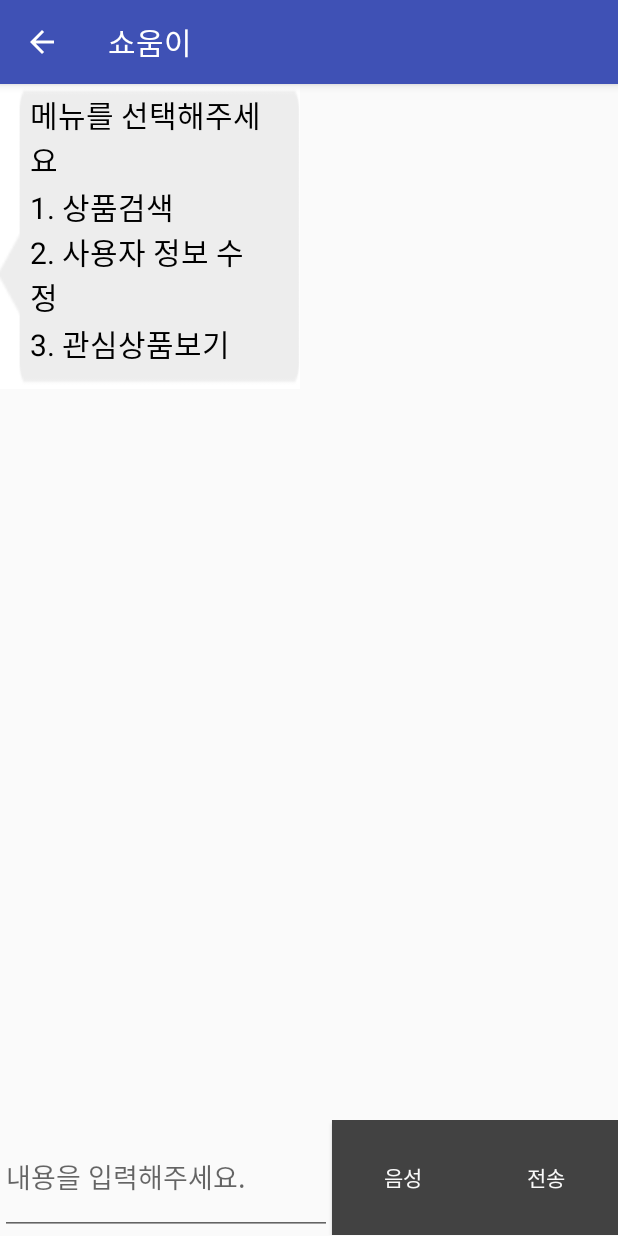
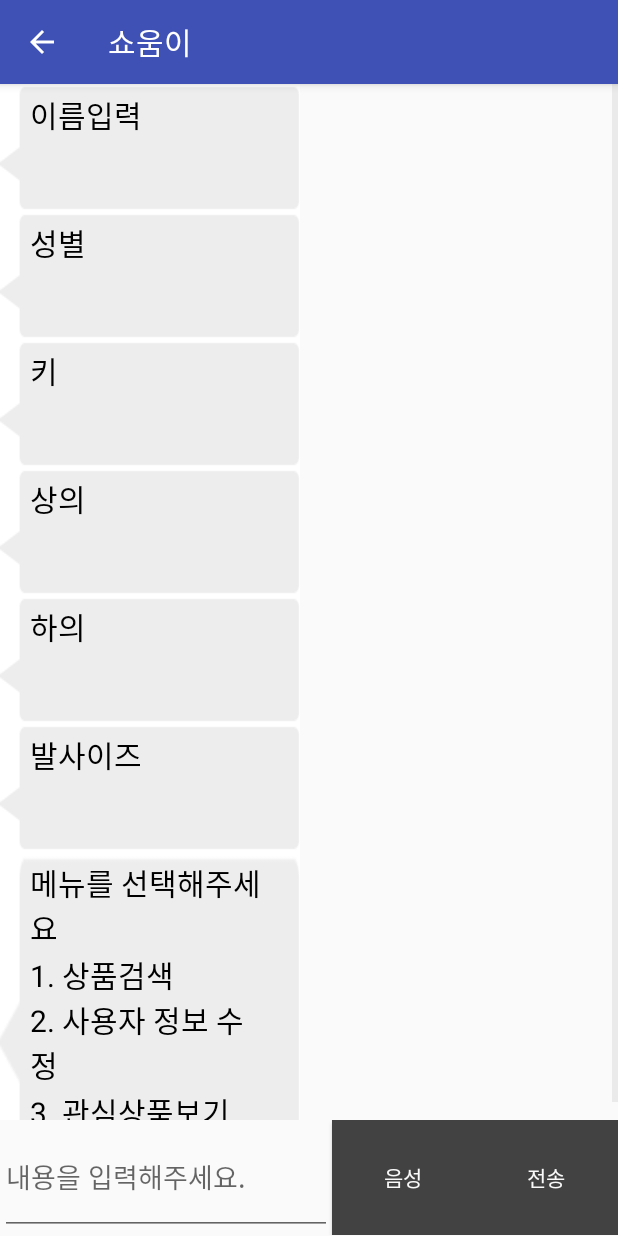
Before and after one commit to wltjs188/SHOWME, an Android app: the searchActivity screen opened directly, with no data from a screen before it, on a phone screen of 412 x 824 dp. Run offline under Robolectric (Android 15) with nearby library versions, the light colour scheme and no system bars; libraries missing offline, so code that uses them is left out: ai.api, ai.api.android, ai.api.model; 5 statements that could not run were skipped.

Commit message:
사용자 정보 입력되었는지 확인 //추가 더 필요함,,

```diff
--- a/app/src/main/java/com/example/ds/final_project/searchActivity.java
+++ b/app/src/main/java/com/example/ds/final_project/searchActivity.java
@@ -56,22 +56,10 @@ public class searchActivity extends AppCompatActivity implements AIListener{
     String TAG = "phptest";
 
     //상품검색
-
     AIService aiService;
-    String parameterString;
     String query;
     String action;
-    String answer;
     String speech;
-
-    //메인 인텐트에서 uuid가져오기
-
-    Intent mainIntent=getIntent();
-
-
-    //내정보
-    String key;
-    //String[] MyInfo=new String[6];
     Map<String,String> MyInfo = new HashMap<String,String>();
 
     AIRequest aiRequest;
@@ -91,6 +79,7 @@ public class searchActivity extends AppCompatActivity implements AIListener{
     private String top;
     private String bottom;
     private String foot;
+
     @Override
     protected void onCreate(Bundle savedInstanceState) {
         super.onCreate(savedInstanceState);
@@ -115,12 +104,50 @@ public class searchActivity extends AppCompatActivity implements AIListener{
         bottom = getPreferences("bottom");
         foot = getPreferences("foot");
 
-       // Log.d("받아온 사용자 정보",uuid+","+name+","+gender+","+height+","+top+","+bottom+","+foot);
-
         //set ListView adapter first
         adapter = new MessageAdapter(this, R.layout.item_chat_left, chatMessages);
         listView.setAdapter(adapter);
-        ChatMessage chatMessage = new ChatMessage("메뉴를 선택해주세요\n" +
+        ChatMessage chatMessage;
+
+        Log.d("받아온 사용자 정보",uuid+","+name+","+gender+","+height+","+top+","+bottom+","+foot);
+        if(name==""){
+           // Log.d("야","이름입력");
+            chatMessage = new ChatMessage("이름입력", true);
+            chatMessages.add(chatMessage);
+            adapter.notifyDataSetChanged();
+        }
+        if(gender==""){
+           // Log.d("야","성별");
+            chatMessage = new ChatMessage("성별", true);
+            chatMessages.add(chatMessage);
+            adapter.notifyDataSetChanged();
+        }
+        if(height==""){
+          //  Log.d("야","키");
+            chatMessage = new ChatMessage("키", true);
+            chatMessages.add(chatMessage);
+            adapter.notifyDataSetChanged();
+        }
+        if(top==""){
+           // Log.d("야","상의");
+            chatMessage = new ChatMessage("상의", true);
+            chatMessages.add(chatMessage);
+            adapter.notifyDataSetChanged();
+        }
+        if(bottom==""){
+           // Log.d("야","하의");
+            chatMessage = new ChatMessage("하의", true);
+            chatMessages.add(chatMessage);
+            adapter.notifyDataSetChanged();
+        }
+        if(foot==""){
+          //  Log.d("야","발사이즈입력");
+            chatMessage = new ChatMessage("발사이즈", true);
+            chatMessages.add(chatMessage);
+            adapter.notifyDataSetChanged();
+        }
+
+        chatMessage = new ChatMessage("메뉴를 선택해주세요\n" +
                 "1. 상품검색\n" +
                 "2. 사용자 정보 수정\n" +
                 "3. 관심상품보기", true);
```
